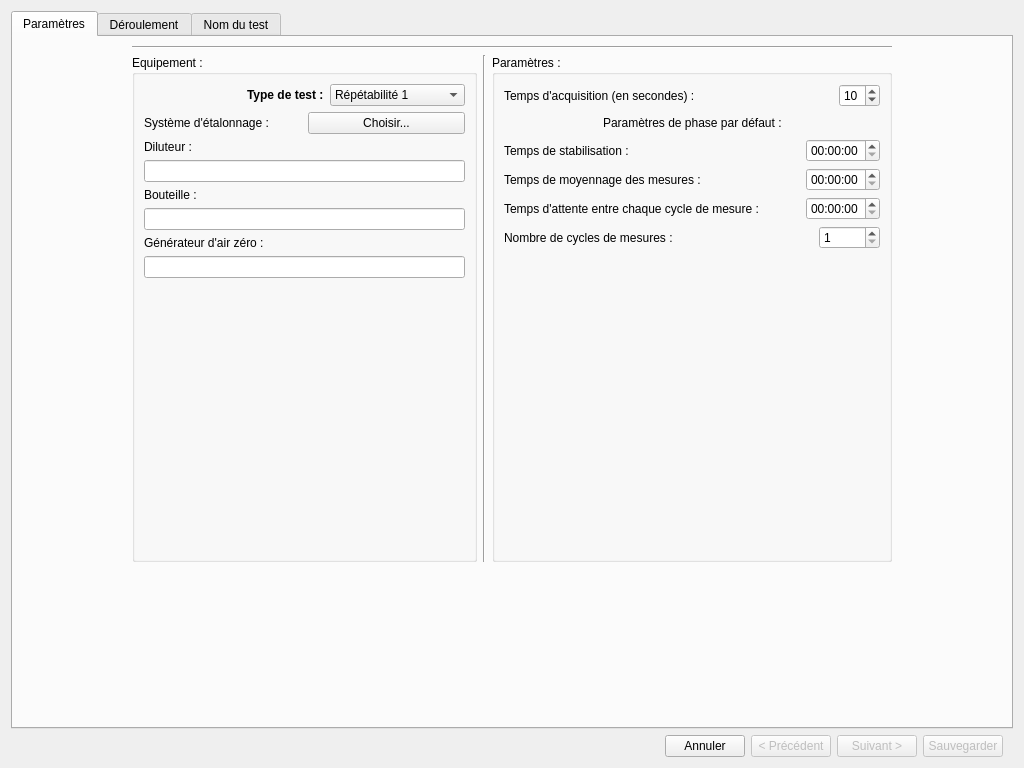
Old version of the form creationtest.ui in the repository InformatiqueAtmoNA/tam.
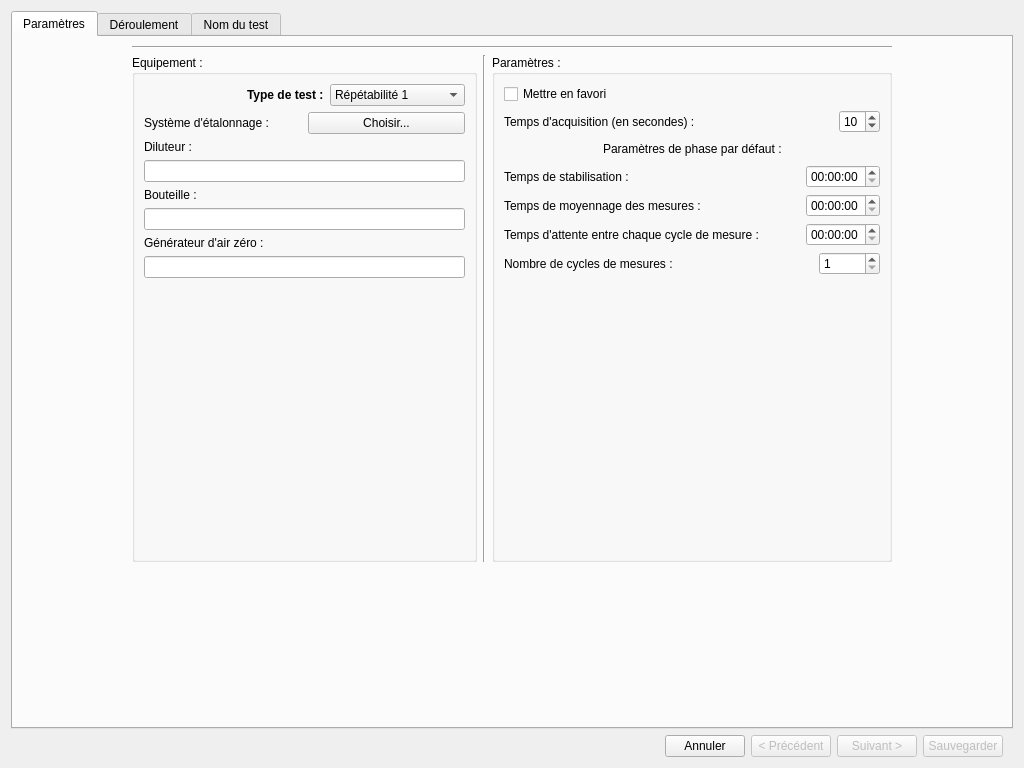
New version of the form. The open tabs and pages were chosen to show the change.

Commit message: possibilité d'ajouter un test en favori

Diff of the .ui file:
```diff
--- a/creationtest.ui
+++ b/creationtest.ui
@@ -293,6 +293,13 @@
                    <layout class="QGridLayout" name="gridLayout_5">
                     <item row="0" column="0">
                      <layout class="QVBoxLayout" name="verticalLayout_2">
+                      <item>
+                       <widget class="QCheckBox" name="checkBoxFavori">
+                        <property name="text">
+                         <string>Mettre en favori</string>
+                        </property>
+                       </widget>
+                      </item>
                       <item>
                        <layout class="QHBoxLayout" name="horizontalLayout_6">
                         <item>
```
Left out of the diff: 2 changed lines with no effect on the pictures. The commit also changes 8 other files.
